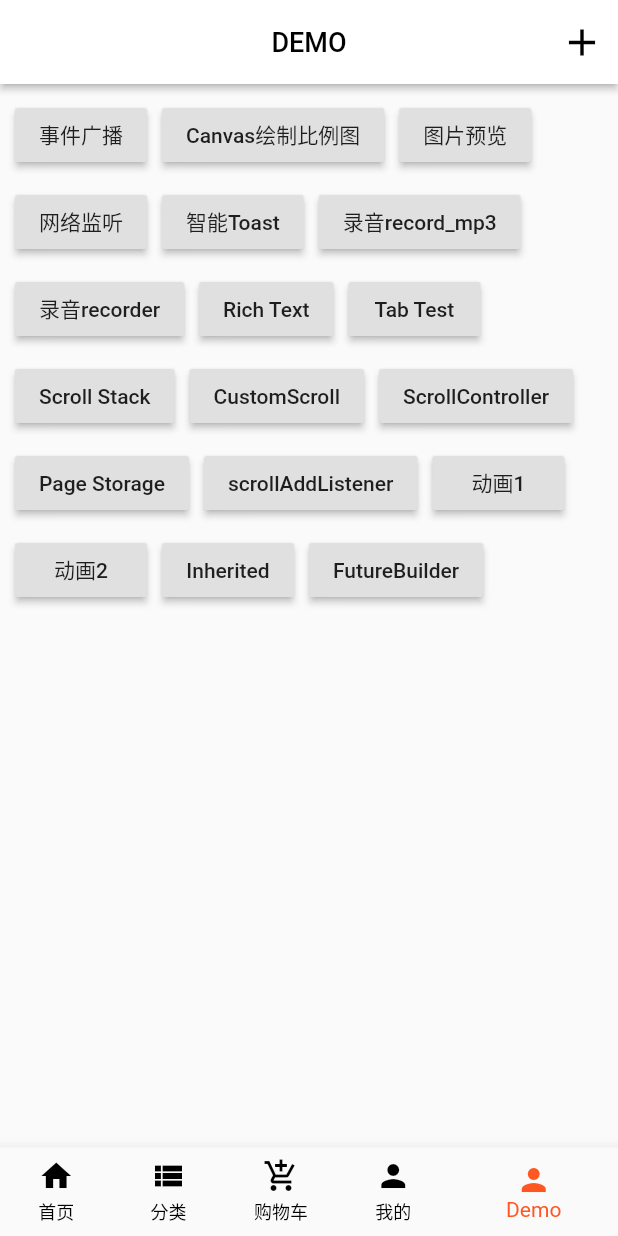
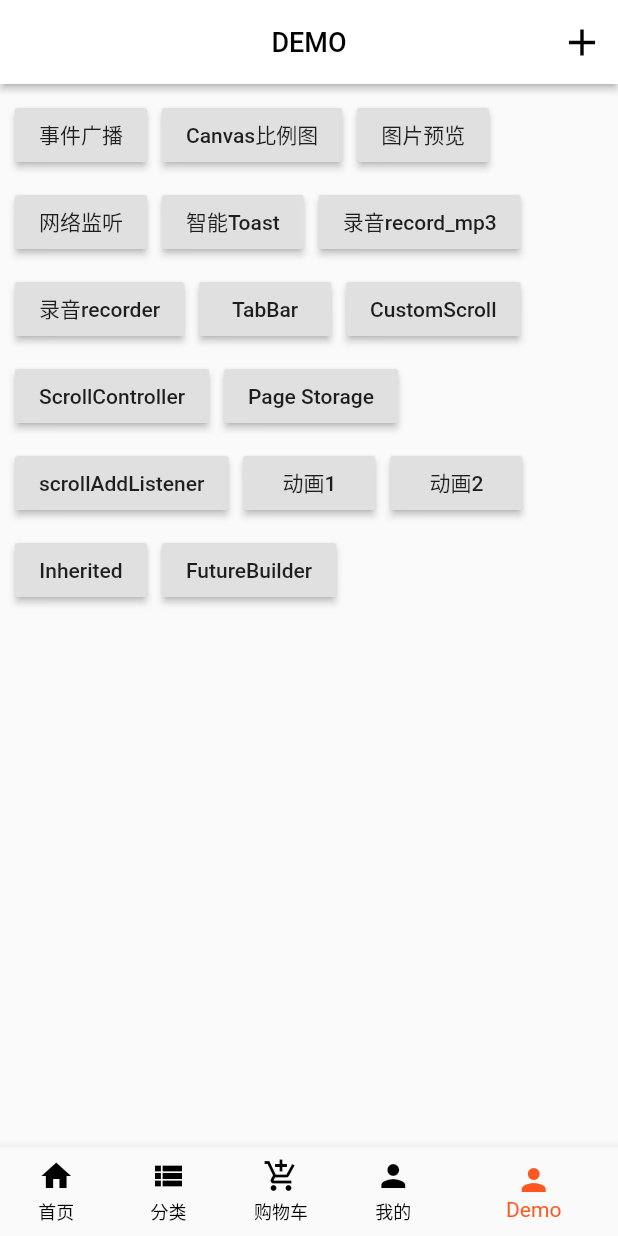
Before and after one commit to NingFQ/flutter_app, a Flutter app: the screen it shows after launch, on a phone screen of 412 x 824 dp. Run offline on Flutter 3.47's test engine with Material 2 defaults, Android fonts, the phone set to English and light mode, and no system bars; drawn by our look-alikes of flutter_smart_dialog; our stand-ins replace audioplayers, connectivity, event_bus, extended_image, flutter_screenutil, permission_handler and 1 more; missing offline and left inert: flutter_audio_recorder, record_mp3.

Commit message:
项目目录调整

```diff
--- a/lib/common/untils/events.dart
+++ b/lib/common/untils/events.dart
@@ -1,12 +1,14 @@
 import 'package:event_bus/event_bus.dart';
 //Bus 初始化
 EventBus eventBus = EventBus();
+// 广播事件测试
 class ProductContentEvent {
   String text;
   ProductContentEvent(String text){
     this.text = text;
   }
 }
+// 首页回到顶部并刷新
 class RefreshIndex {
 
 }
--- a/lib/page/demo/demo_page.dart
+++ b/lib/page/demo/demo_page.dart
@@ -51,7 +51,7 @@ class _DemoPageState extends State<DemoPage> {
                     RaisedButton(
                       onPressed: () => routePush('proportionPaint'),
                       child: Text(
-                          'Canvas绘制比例图'
+                          'Canvas比例图'
                       ),
                     ),
                     RaisedButton(
@@ -85,21 +85,9 @@ class _DemoPageState extends State<DemoPage> {
                       ),
                     ),
                     RaisedButton(
-                      onPressed: () => routePush('textRichTest'),
-                      child: Text(
-                          'Rich Text'
-                      ),
-                    ),
-                    RaisedButton(
                       onPressed: () => routePush('tabStyleTest'),
                       child: Text(
-                          'Tab Test'
-                      ),
-                    ),
-                    RaisedButton(
-                      onPressed: () => routePush('scrollStack'),
-                      child: Text(
-                          'Scroll Stack'
+                          'TabBar'
                       ),
                     ),
                     RaisedButton(
--- a/lib/page/demo/widget/page_storage_test/scroll_position_record.dart
+++ b/lib/page/demo/page_storage_test/scroll_position_record.dart
@@ -1,6 +1,6 @@
 import 'package:flutter/material.dart';
-import 'package:flutter_app/page/demo/widget/page_storage_test/page1.dart';
-import 'package:flutter_app/page/demo/widget/page_storage_test/page2.dart';
+import 'package:flutter_app/page/demo/page_storage_test/page1.dart';
+import 'package:flutter_app/page/demo/page_storage_test/page2.dart';
 
 class ScrollPositionRecord extends StatefulWidget {
   @override
--- a/lib/route/demo_router.dart
+++ b/lib/route/demo_router.dart
@@ -3,23 +3,21 @@
 import 'package:flutter/material.dart';
 import 'package:flutter_app/page/demo/animation/animation_test1.dart';
 import 'package:flutter_app/page/demo/animation/animation_test2.dart';
-import 'package:flutter_app/page/demo/function/event_test/event_test.dart';
-import 'package:flutter_app/page/demo/function/proportion_paint.dart';
-import 'package:flutter_app/page/demo/packages/network_monitor.dart';
+import 'package:flutter_app/page/demo/custom_scroll_view.dart';
+import 'package:flutter_app/page/demo/event_test/event_test.dart';
+import 'package:flutter_app/page/demo/future_build_test.dart';
+import 'package:flutter_app/page/demo/inherited_test.dart';
+import 'package:flutter_app/page/demo/packages/network_monitor/none_web.dart';
+import 'package:flutter_app/page/demo/page_storage_test/scroll_position_record.dart';
+import 'package:flutter_app/page/demo/proportion_paint.dart';
+import 'package:flutter_app/page/demo/packages/network_monitor/network_monitor.dart';
 import 'package:flutter_app/page/demo/packages/photo_view.dart';
 import 'package:flutter_app/page/demo/packages/record_mp3/record_mp3.dart';
 import 'package:flutter_app/page/demo/packages/record_mp3/recorder_mp3.dart';
 import 'package:flutter_app/page/demo/packages/smart_dialog.dart';
-import 'package:flutter_app/page/demo/widget/custom_scroll_view.dart';
-import 'package:flutter_app/page/demo/widget/future_build_test.dart';
-import 'package:flutter_app/page/demo/widget/inherited_test.dart';
-import 'package:flutter_app/page/demo/widget/none_web.dart';
-import 'package:flutter_app/page/demo/widget/page_storage_test/scroll_position_record.dart';
-import 'package:flutter_app/page/demo/widget/scroll_addListener.dart';
-import 'package:flutter_app/page/demo/widget/scroll_controller.dart';
-import 'package:flutter_app/page/demo/widget/scroll_stack.dart';
-import 'package:flutter_app/page/demo/widget/tab_style.dart';
-import 'package:flutter_app/page/demo/widget/text_rich.dart';
+import 'package:flutter_app/page/demo/scroll_addListener.dart';
+import 'package:flutter_app/page/demo/scroll_controller.dart';
+import 'package:flutter_app/page/demo/tab_style.dart';
 
 
 
@@ -29,7 +27,6 @@ Map<String,WidgetBuilder> demoRoutes = {
   'eventTest': (content,{arguments}) => new EventTest(),
   'proportionPaint': (content,{arguments}) => new ProportionPaint(),
   // 插件测试
-  'textRichTest': (content,{arguments}) => new TextRichTest(),
   'photoView': (content,{arguments}) => new PhotoView(),// 图片预览
   'networkMonitor': (content,{arguments}) => new NetworkMonitor(),// 网络监听
   'smartDialog': (content,{arguments}) => new SmartDialogWidget(),// smart dialog
@@ -37,13 +34,12 @@ Map<String,WidgetBuilder> demoRoutes = {
   'recordMp3AudioPlay': (content,{arguments}) => new RecordMp3AudioPlay(),// 音频录制
   // 组件测试
   'tabStyleTest': (content,{arguments}) => new TabStyleTest(),
-  'scrollStack': (context,{arguments}) => new ScrollStack(),
   'customScrollViewTest': (context,{arguments}) => new CustomScrollViewTest(),// 滚动
   'scrollControllerTest': (context,{arguments}) => new ScrollControllerTest(),// 滚动
   'scrollPositionRecord': (context,{arguments}) => new ScrollPositionRecord(),// 滚动
   'scrollAddListener': (context,{arguments}) => new ScrollAddListener(),// 滚动
   'inheritedTest': (context,{arguments}) => new InheritedTest(),// InheritedWidget
-  'futureBuildTest': (context,{arguments}) => new FutureBuildTest(),// InheritedWidget
+  'futureBuildTest': (context,{arguments}) => new FutureBuildTest(),// FutureBuilder
   // 动画测试
   'animationTest1': (context,{arguments}) => new AnimationTest1(),
   'animationTest2': (context,{arguments}) => new AnimationTest2(),
```
Also changed, not shown: lib/page/demo/function/class_test.dart (deleted, +0 -26 lines), lib/page/demo/widget/scroll_stack.dart (deleted, +0 -53 lines), lib/page/demo/widget/text_rich.dart (deleted, +0 -49 lines), lib/page/demo/custom_scroll_view.dart (renamed from lib/page/demo/widget/custom_scroll_view.dart), lib/page/demo/event_test/event_test.dart (renamed from lib/page/demo/function/event_test/event_test.dart), lib/page/demo/event_test/event_test2.dart (renamed from lib/page/demo/function/event_test/event_test2.dart), lib/page/demo/future_build_test.dart (renamed from lib/page/demo/widget/future_build_test.dart), lib/page/demo/inherited_test.dart (renamed from lib/page/demo/widget/inherited_test.dart), lib/page/demo/packages/network_monitor/network_monitor.dart (renamed from lib/page/demo/packages/network_monitor.dart), lib/page/demo/packages/network_monitor/none_web.dart (renamed from lib/page/demo/widget/none_web.dart), lib/page/demo/page_storage_test/page1.dart (renamed from lib/page/demo/widget/page_storage_test/page1.dart), lib/page/demo/page_storage_test/page2.dart (renamed from lib/page/demo/widget/page_storage_test/page2.dart), lib/page/demo/proportion_paint.dart (renamed from lib/page/demo/function/proportion_paint.dart), lib/page/demo/scroll_addListener.dart (renamed from lib/page/demo/widget/scroll_addListener.dart), 2 more files.
